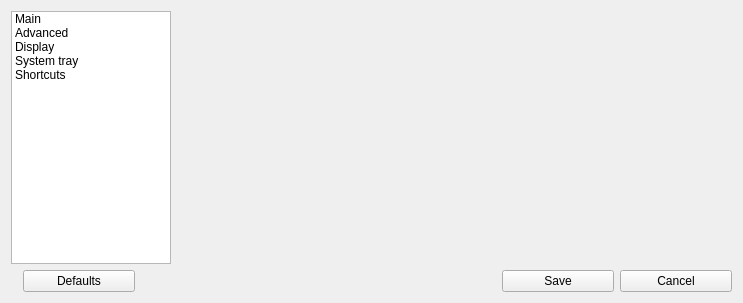
Old version of the form src/ui/configwidget.ui in the repository lxqt/screengrab.
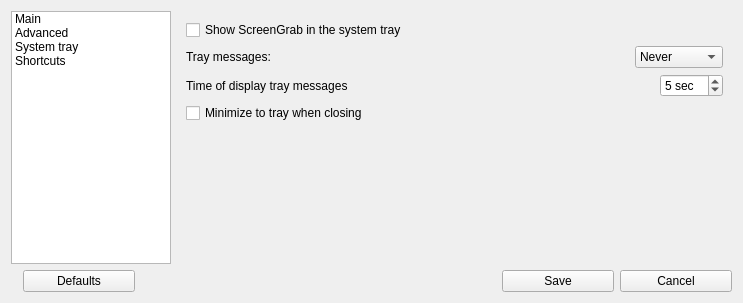
New version of the form. The open tabs and pages were chosen to show the change. Custom widgets are drawn as their Qt base class.

Commit message: Remove unused section in the configuration dialog issue #28

Patch:
```diff
--- a/src/ui/configwidget.ui
+++ b/src/ui/configwidget.ui
@@ -79,11 +79,6 @@
          <string>Advanced</string>
         </property>
        </item>
-       <item>
-        <property name="text">
-         <string>Display</string>
-        </property>
-       </item>
        <item>
         <property name="text">
          <string>System tray</string>
@@ -499,23 +494,6 @@
          </item>
         </layout>
        </widget>
-       <widget class="QWidget" name="page_3">
-        <layout class="QVBoxLayout" name="verticalLayout_12">
-         <item>
-          <spacer name="verticalSpacer_4">
-           <property name="orientation">
-            <enum>Qt::Vertical</enum>
-           </property>
-           <property name="sizeHint" stdset="0">
-            <size>
-             <width>20</width>
-             <height>200</height>
-            </size>
-           </property>
-          </spacer>
-         </item>
-        </layout>
-       </widget>
        <widget class="QWidget" name="page_4">
         <layout class="QVBoxLayout" name="verticalLayout_13">
          <item>
```
Left out of the diff: 2 changed lines with no effect on the pictures. The commit also changes 1 other file.
